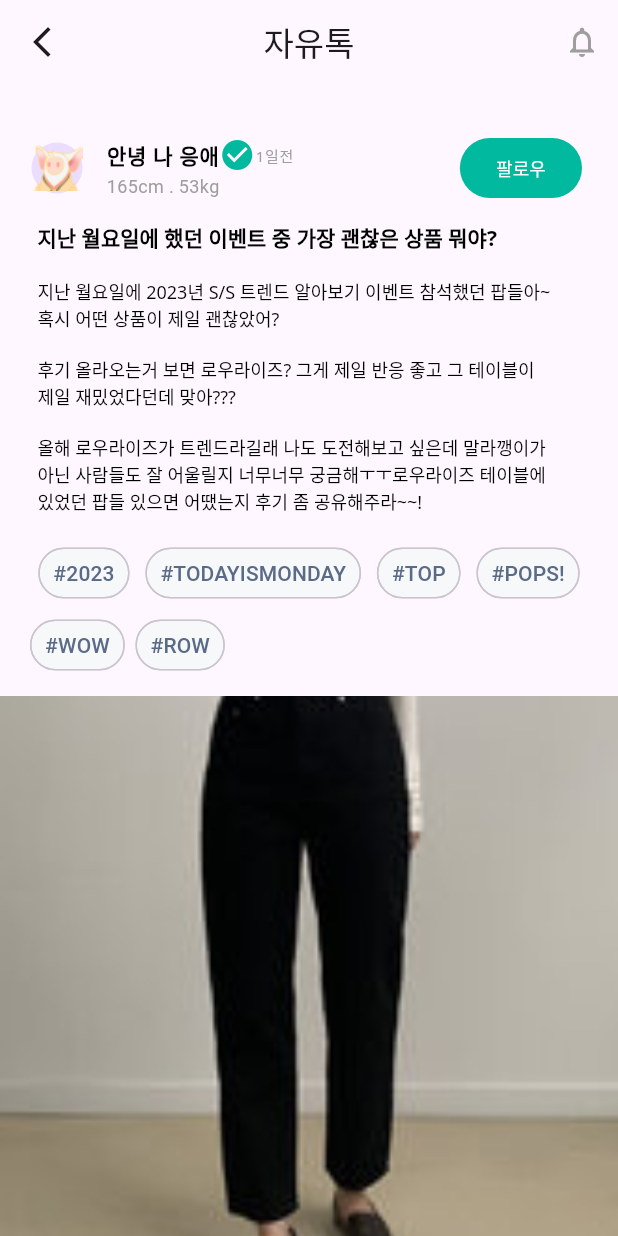
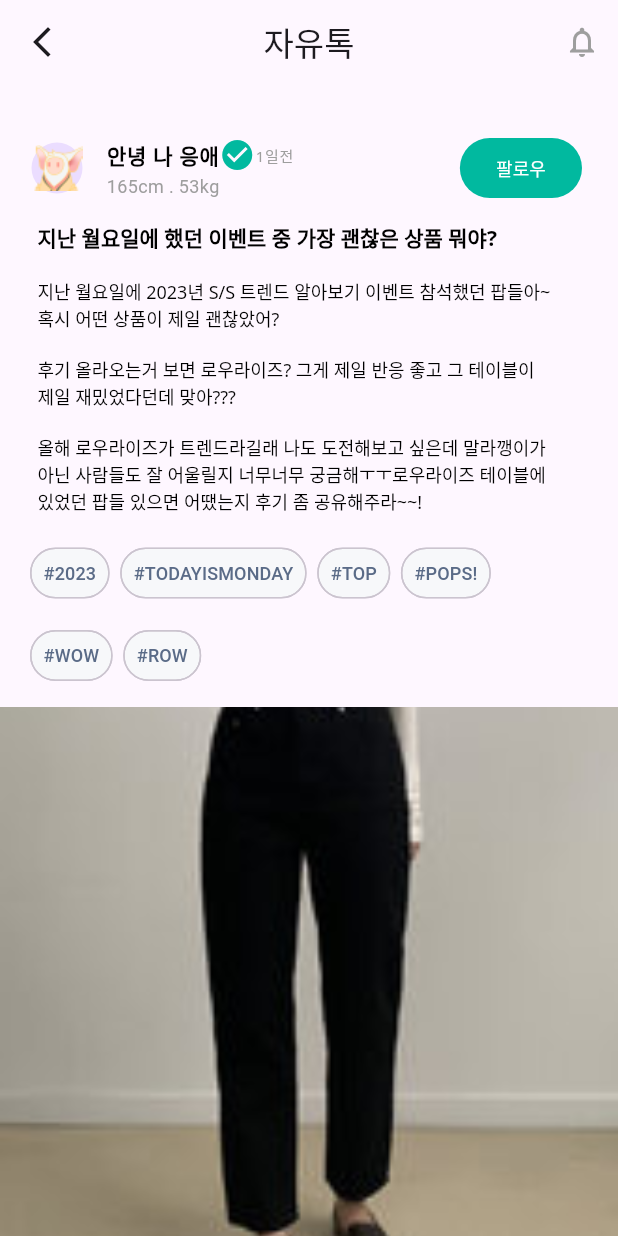
Before and after one commit to Jashwanth-Gowda-R/Hyperhire-assignment, a Flutter app: the screen it shows after launch, on a phone screen of 412 x 824 dp. Run offline on Flutter 3.47's test engine with Material 2 defaults, Android fonts, the phone set to English and light mode, and no system bars; Roboto replaces fonts that are missing (Noto Sans).

Commit message:
added responsiveness for post details img and textfield

```diff
--- a/lib/features/posts/pages/post_details_page.dart
+++ b/lib/features/posts/pages/post_details_page.dart
@@ -90,18 +90,27 @@ class _PostDetailsPageState extends State<PostDetailsPage> {
                 height: 15,
               ),
               const Padding(
-                padding: EdgeInsets.only(left: 15.0, right: 15),
+                padding: EdgeInsets.only(left: 20.0, right: 15),
                 child: Row(
-                  mainAxisAlignment: MainAxisAlignment.spaceEvenly,
+                  // mainAxisAlignment: MainAxisAlignment.spaceEvenly,
                   children: [
                     Chips(
                       text: '#2023',
                     ),
+                    SizedBox(
+                      width: 7,
+                    ),
                     Chips(
                       text: '#TODAYISMONDAY',
                     ),
+                    SizedBox(
+                      width: 7,
+                    ),
                     Chips(
                       text: '#TOP',
+                    ),
+                    SizedBox(
+                      width: 7,
                     ),
                     Chips(
                       text: '#POPS!',
@@ -109,10 +118,13 @@ class _PostDetailsPageState extends State<PostDetailsPage> {
                   ],
                 ),
               ),
+              const SizedBox(
+                height: 7,
+              ),
               const Padding(
                 padding: EdgeInsets.only(left: 20.0, right: 15),
                 child: Row(
-                  mainAxisAlignment: MainAxisAlignment.start,
+                  // mainAxisAlignment: MainAxisAlignment.start,
                   children: [
                     Chips(
                       text: '#WOW',
--- a/lib/features/posts/widgets/chips.dart
+++ b/lib/features/posts/widgets/chips.dart
@@ -12,11 +12,12 @@ class Chips extends StatelessWidget {
     return Container(
       child: Chip(
         backgroundColor: const Color.fromRGBO(247, 248, 250, 1),
-        padding: const EdgeInsets.all(1),
+        padding: const EdgeInsets.all(0),
         label: Text(
           text,
           style: const TextStyle(
             color: Color.fromRGBO(90, 107, 135, 1),
+            fontSize: 12,
           ),
         ),
         shape: RoundedRectangleBorder(
```
